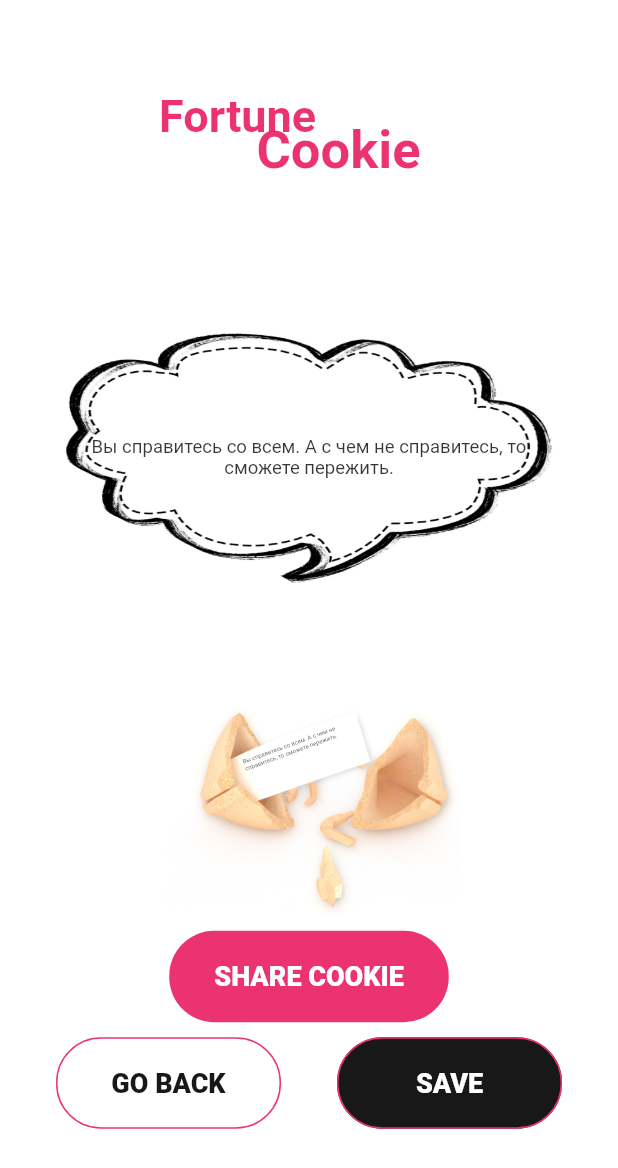
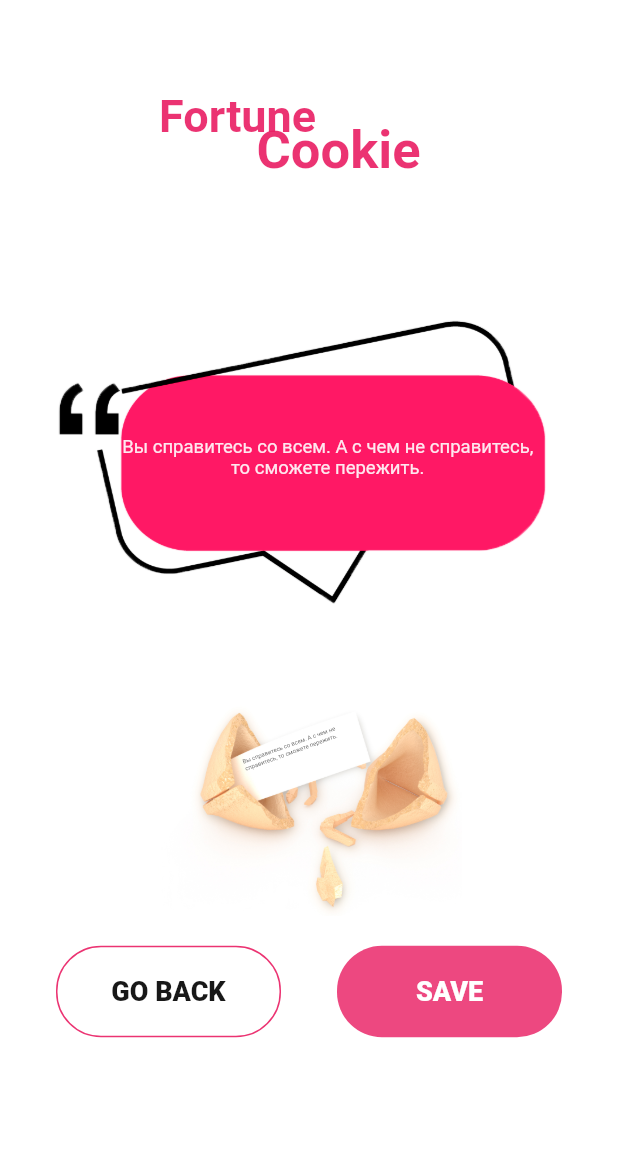
Before and after one commit to svychug/Fortune-cookie, a Flutter app: the ViewPredictionScreen screen opened directly with empty values, on a phone screen of 412 x 824 dp. Shown: the top 1168 px of the screen. Run offline on Flutter 3.47's test engine with Material 2 defaults, Android fonts, the phone set to English and light mode, and no system bars; our stand-ins replace audioplayers, cloud_firestore, firebase_auth, firebase_core, google_fonts, page_transition; accounts and stored records are empty.

Commit message:
refactoring-code - Updating popup prediction box.

```diff
--- a/lib/ui/screens/view_prediction_screen.dart
+++ b/lib/ui/screens/view_prediction_screen.dart
@@ -590,12 +590,13 @@ class _ViewPredictionScreenState extends State<ViewPredictionScreen> {
                   duration: const Duration(milliseconds: 1000),
                   child: Center(
                     child: Padding(
-                      padding: const EdgeInsets.only(left:60, right:60),
+                      padding: const EdgeInsets.only(left: 80, right: 55),
                       child: Text(
                         prediction,
                         textAlign: TextAlign.center,
                         style: GoogleFonts.vollkornSc(
-                          fontSize: MediaQuery.of(context).size.width* 0.03,
+                          fontSize: MediaQuery.of(context).size.width * 0.03,
+                          color: Colors.white,
                         ),
                       ),
                     ),
@@ -645,7 +646,7 @@ class _ViewPredictionScreenState extends State<ViewPredictionScreen> {
             flex: 1,
             child: Column(
               children: [
-                AnimatedOpacity(
+                /*AnimatedOpacity(
                   opacity: isVisible ? 1.0 : 0.0,
                   duration: const Duration(milliseconds: 1000),
                   child: TextButton(
@@ -680,7 +681,7 @@ class _ViewPredictionScreenState extends State<ViewPredictionScreen> {
                       ),
                     ),
                   ),
-                ),
+                ),*/
                 const SizedBox(
                   height: 10,
                 ),
@@ -726,7 +727,42 @@ class _ViewPredictionScreenState extends State<ViewPredictionScreen> {
                           ),
                         ),
                       ),
-                      FlatButton(
+                      AnimatedOpacity(
+                        opacity: isVisible ? 1.0 : 0.0,
+                        duration: const Duration(milliseconds: 1000),
+                        child: Container(
+                          width: 150,
+                          child: TextButton(
+                            style: ButtonStyle(
+
+                              padding: MaterialStateProperty.all(
+                                const EdgeInsets.only(
+                                    left: 20, right: 20, top: 20, bottom: 20),
+                              ),
+                              backgroundColor:
+                              MaterialStateProperty.all<Color>(Colors.pink),
+                              shape: MaterialStateProperty.all<RoundedRectangleBorder>(
+                                RoundedRectangleBorder(
+                                  borderRadius: BorderRadius.circular(30),
+                                ),
+                              ),
+                            ),
+                            onPressed: () {
+
+                            },
+                            child: Text(
+                              "SAVE",
+                              textAlign: TextAlign.center,
+                              style: GoogleFonts.roboto(
+                                color: Colors.white,
+                                fontWeight: FontWeight.w900,
+                                fontSize: 18,
+                              ),
+                            ),
+                          ),
+                        ),
+                      ),
+                      /*FlatButton(
                         minWidth: 150,
                         color: Colors.black,
                         shape: RoundedRectangleBorder(
@@ -750,7 +786,7 @@ class _ViewPredictionScreenState extends State<ViewPredictionScreen> {
                             ),
                           ),
                         ),
-                      ),
+                      ),*/
                     ],
                   ),
                 ),
```
Also changed, not shown: assets/images/popup.png.
